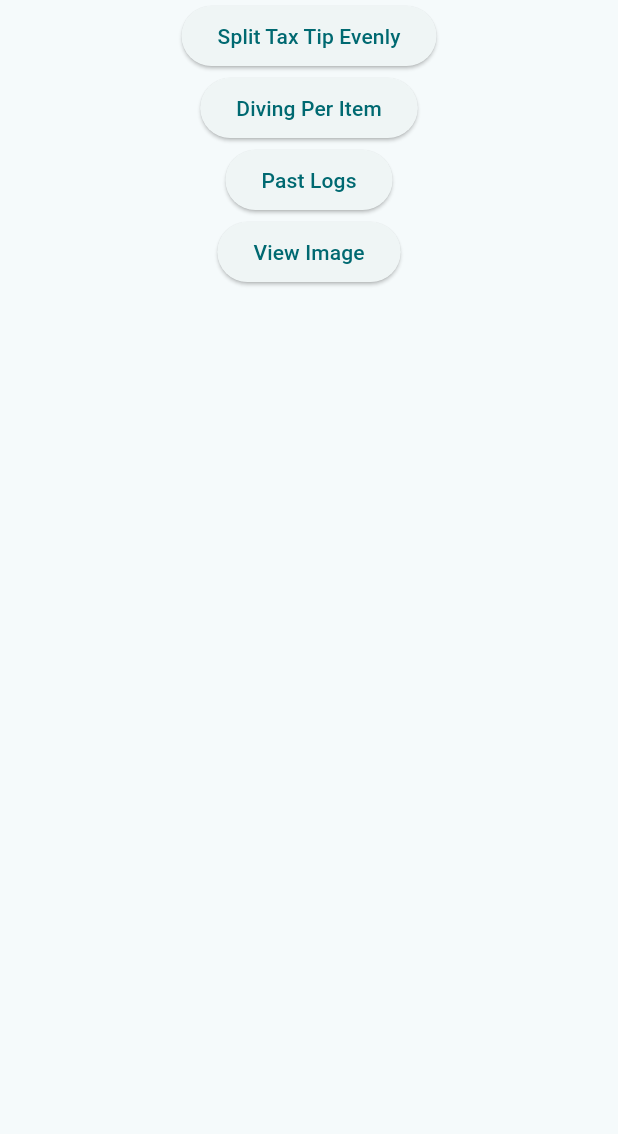
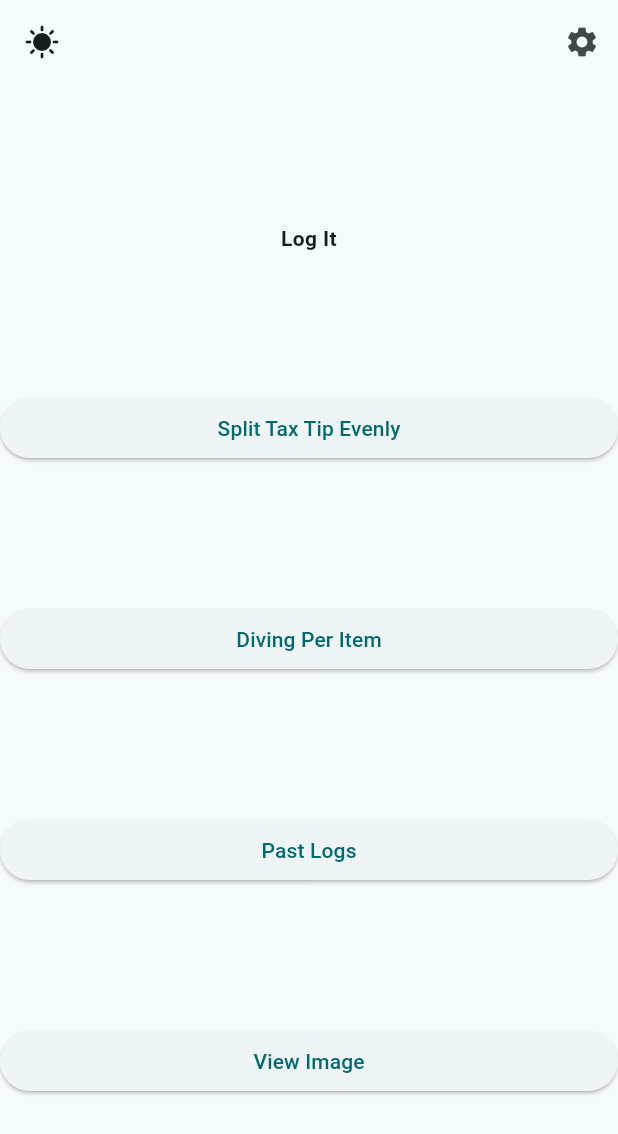
Before and after one commit to CNsquared/ABGapp, a Flutter app: the screen it shows after launch, on a phone screen of 412 x 824 dp. Shown: the top 1134 px of the screen. Run offline on Flutter 3.47's test engine with Material 2 defaults, Android fonts, the light colour scheme and no system bars; our stand-ins replace camera, go_router.

Commit message:
Add changes prepping for overhaul

```diff
--- a/lib/main.dart
+++ b/lib/main.dart
@@ -1,16 +1,20 @@
+import 'dart:developer';
+
 import 'package:abg_app/models/transactionRecord.dart';
 import 'package:abg_app/screens/log.dart';
 import 'package:abg_app/screens/normalSplit/normalSplit.dart';
-import 'package:abg_app/screens/takePicture/takePicturePage.dart';
-import 'package:abg_app/screens/takePicture/viewPicture.dart';
+import 'package:abg_app/screens/PerItemSplit/ImageProcessing/takePicturePage.dart';
+import 'package:abg_app/screens/PerItemSplit/ImageProcessing/viewPicture.dart';
 import 'package:camera/camera.dart';
 import 'package:go_router/go_router.dart';
 import 'package:flutter/material.dart';
 import 'package:provider/provider.dart';
 
 void main() {
+
   runApp(const MyApp());
 }
+
 
 ///Router used to go between different parts of the app
 GoRouter router() {
@@ -58,6 +62,7 @@ class MyApp extends StatelessWidget {
       //Using [GoRouter] to go between pages in the app
       child: MaterialApp.router(
         title: 'Log It',
+        debugShowCheckedModeBanner: false,
         theme: ThemeData(
           useMaterial3: true,
           colorScheme:
@@ -78,11 +83,20 @@ class HomePage extends StatelessWidget {
   Widget build(BuildContext context) {
     //Needs to be set up to look like figma design
     return Scaffold(
-      body: Center(
-        child: SafeArea(
-          child: Column(
-              crossAxisAlignment: CrossAxisAlignment.center,
+      appBar: AppBar(
+        leading: IconButton(icon: Icon(Icons.sunny), onPressed: () {  },),
+        actions: [IconButton(icon: Icon(Icons.settings), onPressed: () {  },)],
+      ),
+      body: Column(
+          crossAxisAlignment: CrossAxisAlignment.stretch,
+          mainAxisAlignment: MainAxisAlignment.spaceEvenly,
           children: <Widget>[
+            Text(
+              'Log It',
+              textAlign: TextAlign.center,
+              overflow: TextOverflow.ellipsis,
+              style: const TextStyle(fontWeight: FontWeight.bold),
+            ),
             ElevatedButton(
               onPressed: () {
                 context.go('/normalSplit');
@@ -110,8 +124,6 @@ class HomePage extends StatelessWidget {
               child: Text("View Image"),
             ),
           ]),
-        ),
-      ),
     );
   }
 }
--- a/lib/models/normalSplitRecipt.dart
+++ b/lib/models/normalSplitState.dart
@@ -3,7 +3,7 @@ import 'dart:developer';
 import 'package:flutter/material.dart';
 
 ///Keeps track of user entered information about normal split transactions
-class NormalSplitRecipt extends ChangeNotifier {
+class NormalSplitState extends ChangeNotifier {
   int numPeople = -1;
   double tipValue = -1;
   double taxValue = -1;
--- a/lib/models/transactionRecord.dart
+++ b/lib/models/transactionRecord.dart
@@ -1,25 +1,27 @@
+// ignore_for_file: library_private_types_in_public_api
+
 import 'dart:convert';
 import 'dart:developer';
 import 'dart:io';
 
 import 'package:flutter/material.dart';
 import 'package:path_provider/path_provider.dart';
-import 'package:shared_preferences/shared_preferences.dart';
 
 //persistence done but multiple efficeny checks need to be done
 ///Keeps track of all transations
 class TransactionRecord extends ChangeNotifier {
+  bool initialized;
+  late List<_Transaction> record;
+  int iD;
 
-  bool initialized = false;
-  List<_Transaction> record = List.empty(growable: true);
-  int iD = 0;
+  TransactionRecord()
+    : initialized = false,
+      iD = 0;
 
   Future<String> get _localPath async {
     final directory = await getApplicationDocumentsDirectory();
-
     return directory.path;
   }
-
   Future<File> get _logFile async {
     final path = await _localPath;
     return File('$path/log.json');
@@ -29,32 +31,34 @@ class TransactionRecord extends ChangeNotifier {
   // costly operation should proberely be relpleaced with an intialized boolean and then only runs the code if it hasnt before
   Future<void> intializeRecord() async {
 
+    if(initialized){ log("Log file already initialized"); return; };
+
     await _logFile.then((value) {
-
-
-      try{
+      try {
         String jsonString = value.readAsStringSync();
-        if(jsonString != ""){
+        if (jsonString != "") {
           List json = jsonDecode(jsonString);
-          record = json.map((tagJson) => _Transaction.fromJson(tagJson)).toList();
+          record =
+              json.map((tagJson) => _Transaction.fromJson(tagJson)).toList();
           log("Set record as ${record.toString()}");
-        }
-        else{
+        } else {
           record = List.empty(growable: true);
           log("Log file blank");
         }
-      }
-      on PathNotFoundException{
+      } on PathNotFoundException {
         log("created log file");
         value.createSync(recursive: true);
       }
-    } );
+      initialized = true;
+      log("intialization of log file complete");
+    });
+
 
   }
 
   ///Adds a [_Transaction] into the record
   void addTransaction(tax, tip, numPeople) {
-    var transaction = _Transaction(iD, tax, tip, numPeople);
+    var transaction = _Transaction(iD, tax, tip, numPeople, DateTime.now());
     record.add(transaction);
 
     iD++;
@@ -63,28 +67,56 @@ class TransactionRecord extends ChangeNotifier {
   }
 
   //rewrites every single log, should just appened
-  void writeRecord(){
+  void writeRecord() {
     log("writing record to log file");
     var json = jsonEncode(record);
-    _logFile.then((value){
+    _logFile.then((value) {
       value.writeAsStringSync(json, mode: FileMode.write);
       log("wrote record to log file");
     });
+  }
+}
 
-  }
+
+
+
+class Expense{
+
+  //metadata
+  int iD;
+  DateTime? date;
+  int numPeople;
+
+  List<Item>? items;
+
+  Expense({required this.iD, required this.date, required this.numPeople, List<Item>? items})
+    : items = items ?? List.empty(growable: true);
 
 
 }
 
+class Item{
+
+  String? owner;
+  String name;
+  double cost;
+
+  Item({required this.name, this.owner, required this.cost});
+
+}
+
+
 ///Data structure that hold information abotu each transaction
 class _Transaction {
+
+
   int iD;
   DateTime? date;
   double tax;
   double tip;
   int numPeople;
 
-  _Transaction(this.iD, this.tax, this.tip, this.numPeople);
+  _Transaction(this.iD, this.tax, this.tip, this.numPeople, this.date);
 
   _Transaction.fromJson(Map<String, dynamic> json)
       : iD = json['iD'] as int,
@@ -92,11 +124,6 @@ class _Transaction {
         tip = json['tip'] as double,
         numPeople = json['numPeople'] as int;
 
-    Map<String, dynamic> toJson() => {
-        'iD': iD,
-        'tax': tax,
-        'tip': tip,
-        'numPeople': numPeople
-      };
-
+  Map<String, dynamic> toJson() =>
+      {'iD': iD, 'tax': tax, 'tip': tip, 'numPeople': numPeople};
 }
--- a/lib/screens/takePicture/takePicturePage.dart
+++ b/lib/screens/PerItemSplit/ImageProcessing/takePicturePage.dart
@@ -23,7 +23,10 @@ class TakePicturePageState extends State<TakePicturePage> {
   late CameraController _controller;
   late Future<void> _initializeControllerFuture;
 
-  int picCount = 0;
+  int picCount;
+
+  TakePicturePageState()
+    : picCount = 0;
 
   @override
   void initState() {
--- a/lib/screens/takePicture/viewPicture.dart
+++ b/lib/screens/PerItemSplit/ImageProcessing/viewPicture.dart
@@ -7,12 +7,10 @@ import 'package:path_provider/path_provider.dart';
 
 ///Displays the logged transations in [TransactionRecord]
 class ViewPicture extends StatelessWidget {
-
   late String imagePath;
 
   @override
   Widget build(BuildContext context) {
-
     var path = getPath();
 
     return Column(
@@ -22,7 +20,7 @@ class ViewPicture extends StatelessWidget {
           builder: (context, snapshot) {
             if (snapshot.hasData) {
               // If the Future is complete, display the preview.
-                  return Image.file(File( snapshot.data! ));
+              return Image.file(File(snapshot.data!));
             } else {
               // Otherwise, display a loading indicator.
               return const Center(child: CircularProgressIndicator());
@@ -39,9 +37,7 @@ class ViewPicture extends StatelessWidget {
     );
 
     //just shows the hard coded first image taken
-
   }
-
 
   Future<String> getPath() async {
     return join(
--- a/lib/screens/normalSplit/normalSplit.dart
+++ b/lib/screens/normalSplit/normalSplit.dart
@@ -1,4 +1,4 @@
-import 'package:abg_app/models/normalSplitRecipt.dart';
+import 'package:abg_app/models/normalSplitState.dart';
 import 'package:abg_app/screens/normalSplit/dataEntryPage.dart';
 import 'package:abg_app/screens/normalSplit/finalDisplayPage.dart';
 import 'package:flutter/material.dart';
@@ -14,7 +14,7 @@ class NormalSplit extends StatelessWidget {
     final PageController controller = PageController(initialPage: 0);
 
     return ChangeNotifierProvider(
-      create: (BuildContext context) => NormalSplitRecipt(),
+      create: (BuildContext context) => NormalSplitState(),
       child: Container(
         //DESGIN TEAM
         padding: EdgeInsets.all(8.0),
```
Also changed, not shown: lib/screens/log.dart (+5 -5 lines), lib/screens/normalSplit/dataEntryPage.dart (+11 -11 lines), lib/screens/normalSplit/finalDisplayPage.dart (+5 -5 lines), lib/common/paymentCalculator.dart (renamed from lib/paymentCalculator.dart). Lines whose indentation alone changed are shown as unchanged.
